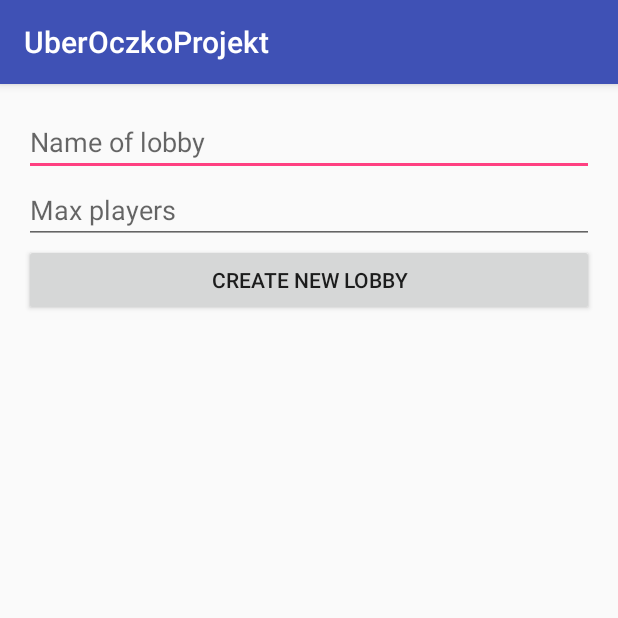
After one commit to urbanek32/21GameClient_Android, an Android app: the CreateNewLobbyActivity screen opened directly, with no data from a screen before it, on a phone screen of 412 x 824 dp, the top half of it. The commit adds this screen. Run offline under Robolectric (Android 15) with nearby library versions, the phone set to English and light mode, and no system bars; libraries missing offline, so code that uses them is left out: com.squareup.okhttp; 4 statements that could not run were skipped.

Commit message:
Activity for creating new lobby

```diff
--- a/app/src/main/AndroidManifest.xml
+++ b/app/src/main/AndroidManifest.xml
@@ -35,6 +35,8 @@
         </activity>
         <activity android:name=".LobbyActivity" >
         </activity>
+        <activity android:name=".CreateNewLobbyActivity" >
+        </activity>
     </application>
 
 </manifest>
--- /dev/null
+++ b/app/src/main/res/layout/activity_create_new_lobby.xml
@@ -0,0 +1,46 @@
+<?xml version="1.0" encoding="utf-8"?>
+<RelativeLayout xmlns:android="http://schemas.android.com/apk/res/android"
+    xmlns:tools="http://schemas.android.com/tools" android:layout_width="match_parent"
+    android:layout_height="match_parent" android:paddingLeft="@dimen/activity_horizontal_margin"
+    android:paddingRight="@dimen/activity_horizontal_margin"
+    android:paddingTop="@dimen/activity_vertical_margin"
+    android:paddingBottom="@dimen/activity_vertical_margin"
+    tools:context="tk.daruhq.uberoczkoprojekt.CreateNewLobbyActivity">
+
+    <ProgressBar
+        style="?android:attr/progressBarStyleLarge"
+        android:layout_width="match_parent"
+        android:layout_height="match_parent"
+        android:id="@+id/progressBar"
+        android:layout_centerVertical="true"
+        android:layout_centerHorizontal="true"
+        android:visibility="gone" />
+
+    <EditText
+        android:layout_width="match_parent"
+        android:layout_height="wrap_content"
+        android:id="@+id/lobbyNameBox"
+        android:layout_alignParentTop="true"
+        android:layout_alignEnd="@+id/maxPlayersBox"
+        android:hint="@string/prompt_nameOfLobby" />
+
+    <EditText
+        android:layout_width="match_parent"
+        android:layout_height="wrap_content"
+        android:inputType="number"
+        android:ems="10"
+        android:id="@+id/maxPlayersBox"
+        android:layout_below="@+id/lobbyNameBox"
+        android:layout_toEndOf="@+id/progressBar"
+        android:hint="@string/prompt_maxPlayers" />
+
+    <Button
+        android:layout_width="match_parent"
+        android:layout_height="wrap_content"
+        android:text="Create new lobby"
+        android:id="@+id/createLobbyButton"
+        android:layout_below="@+id/maxPlayersBox"
+        android:layout_alignEnd="@+id/maxPlayersBox"
+        android:layout_toEndOf="@+id/progressBar" />
+
+</RelativeLayout>
--- a/app/src/main/res/values/strings.xml
+++ b/app/src/main/res/values/strings.xml
@@ -3,13 +3,17 @@
 
     <!-- Strings related to login -->
     <string name="prompt_nickname">Nickname</string>
+    <string name="prompt_nameOfLobby">Name of lobby</string>
     <string name="prompt_password">Password</string>
+    <string name="prompt_maxPlayers">Max players</string>
     <string name="action_sign_in">Sign in or register</string>
     <string name="action_sign_in_short">Sign in</string>
     <string name="error_invalid_nickname">This nickname is too short</string>
     <string name="error_invalid_password">This password is too short</string>
     <string name="error_field_required">This field is required</string>
     <string name="error_user_exists">This user already exists</string>
+    <string name="error_lobbyName_invalid">Lobby name is invalid</string>
+    <string name="error_maxPlayers_invalid">Numbers of players is invalid</string>
 
 
     <string name="header_login_form">Hello\nPlease log in</string>
```
Also changed, not shown: app/src/main/java/tk/daruhq/uberoczkoprojekt/CreateNewLobbyActivity.java (added, +214 -0 lines), app/src/main/java/tk/daruhq/uberoczkoprojekt/LobbyActivity.java (+24 -13 lines), app/src/main/java/tk/daruhq/uberoczkoprojekt/LoginActivity.java (+10 -0 lines).
